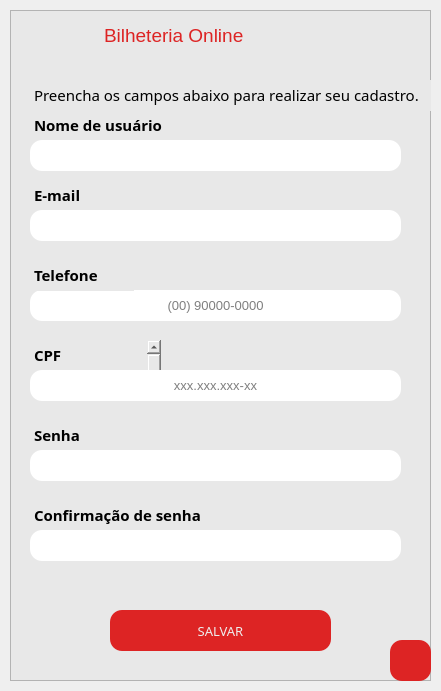
Before: the Qt Designer form telas/tela_cadastroCliente.ui in ClaraFontes/bilheteria-digital, drawn with Qt 5.
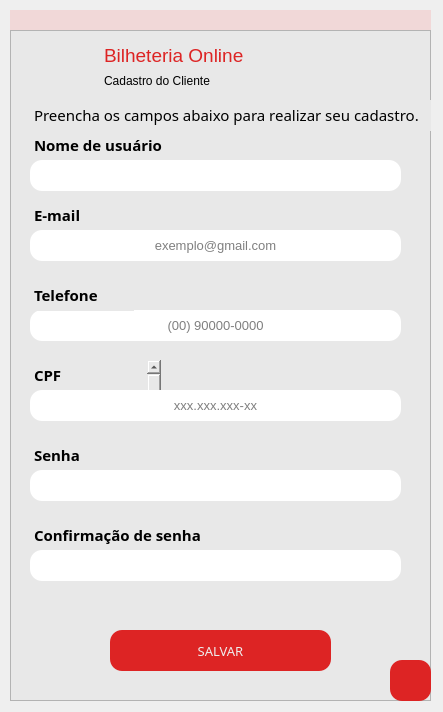
After: the same form once the commit is applied. Icons and pictures are not drawn.

Commit message: edição nas telas de cadastro.

The edit to the form file:
```diff
--- a/telas/tela_cadastroCliente.ui
+++ b/telas/tela_cadastroCliente.ui
@@ -6,8 +6,8 @@
    <rect>
     <x>0</x>
     <y>0</y>
-    <width>441</width>
-    <height>691</height>
+    <width>443</width>
+    <height>712</height>
    </rect>
   </property>
   <property name="windowTitle">
@@ -17,7 +17,7 @@
    <property name="geometry">
     <rect>
      <x>10</x>
-     <y>10</y>
+     <y>30</y>
      <width>421</width>
      <height>671</height>
     </rect>
@@ -112,30 +112,10 @@
      <string>&lt;!DOCTYPE HTML PUBLIC &quot;-//W3C//DTD HTML 4.0//EN&quot; &quot;http://www.w3.org/TR/REC-html40/strict.dtd&quot;&gt;
 &lt;html&gt;&lt;head&gt;&lt;meta name=&quot;qrichtext&quot; content=&quot;1&quot; /&gt;&lt;style type=&quot;text/css&quot;&gt;
 p, li { white-space: pre-wrap; }
-&lt;/style&gt;&lt;/head&gt;&lt;body style=&quot; font-family:'Arial Rounded MT Bold'; font-size:7.8pt; font-weight:400; font-style:normal;&quot;&gt;
+&lt;/style&gt;&lt;/head&gt;&lt;body style=&quot; font-family:'Arial Rounded MT Bold'; font-size:8.25pt; font-weight:400; font-style:normal;&quot;&gt;
 &lt;p style=&quot; margin-top:0px; margin-bottom:0px; margin-left:0px; margin-right:0px; -qt-block-indent:0; text-indent:0px;&quot;&gt;&lt;span style=&quot; font-family:'MS Shell Dlg 2'; font-size:11pt;&quot;&gt;Preencha os campos abaixo para realizar seu cadastro.&lt;/span&gt;&lt;/p&gt;&lt;/body&gt;&lt;/html&gt;</string>
     </property>
    </widget>
-   <widget class="QTextEdit" name="texto_erro2">
-    <property name="geometry">
-     <rect>
-      <x>70</x>
-      <y>560</y>
-      <width>291</width>
-      <height>31</height>
-     </rect>
-    </property>
-    <property name="styleSheet">
-     <string notr="true">border: none;</string>
-    </property>
-    <property name="html">
-     <string>&lt;!DOCTYPE HTML PUBLIC &quot;-//W3C//DTD HTML 4.0//EN&quot; &quot;http://www.w3.org/TR/REC-html40/strict.dtd&quot;&gt;
-&lt;html&gt;&lt;head&gt;&lt;meta name=&quot;qrichtext&quot; content=&quot;1&quot; /&gt;&lt;style type=&quot;text/css&quot;&gt;
-p, li { white-space: pre-wrap; }
-&lt;/style&gt;&lt;/head&gt;&lt;body style=&quot; font-family:'MS Shell Dlg 2'; font-size:7.8pt; font-weight:400; font-style:normal;&quot;&gt;
-&lt;p style=&quot;-qt-paragraph-type:empty; margin-top:0px; margin-bottom:0px; margin-left:0px; margin-right:0px; -qt-block-indent:0; text-indent:0px; font-size:8.25pt;&quot;&gt;&lt;br /&gt;&lt;/p&gt;&lt;/body&gt;&lt;/html&gt;</string>
-    </property>
-   </widget>
    <widget class="QTextEdit" name="texto_erro">
     <property name="geometry">
      <rect>
@@ -152,8 +132,8 @@
      <string>&lt;!DOCTYPE HTML PUBLIC &quot;-//W3C//DTD HTML 4.0//EN&quot; &quot;http://www.w3.org/TR/REC-html40/strict.dtd&quot;&gt;
 &lt;html&gt;&lt;head&gt;&lt;meta name=&quot;qrichtext&quot; content=&quot;1&quot; /&gt;&lt;style type=&quot;text/css&quot;&gt;
 p, li { white-space: pre-wrap; }
-&lt;/style&gt;&lt;/head&gt;&lt;body style=&quot; font-family:'MS Shell Dlg 2'; font-size:7.8pt; font-weight:400; font-style:normal;&quot;&gt;
-&lt;p style=&quot;-qt-paragraph-type:empty; margin-top:0px; margin-bottom:0px; margin-left:0px; margin-right:0px; -qt-block-indent:0; text-indent:0px; font-size:8.25pt;&quot;&gt;&lt;br /&gt;&lt;/p&gt;&lt;/body&gt;&lt;/html&gt;</string>
+&lt;/style&gt;&lt;/head&gt;&lt;body style=&quot; font-family:'MS Shell Dlg 2'; font-size:8.25pt; font-weight:400; font-style:normal;&quot;&gt;
+&lt;p style=&quot;-qt-paragraph-type:empty; margin-top:0px; margin-bottom:0px; margin-left:0px; margin-right:0px; -qt-block-indent:0; text-indent:0px;&quot;&gt;&lt;br /&gt;&lt;/p&gt;&lt;/body&gt;&lt;/html&gt;</string>
     </property>
    </widget>
    <widget class="QLineEdit" name="box_insertUsuario">
@@ -200,7 +180,7 @@
      <string>&lt;!DOCTYPE HTML PUBLIC &quot;-//W3C//DTD HTML 4.0//EN&quot; &quot;http://www.w3.org/TR/REC-html40/strict.dtd&quot;&gt;
 &lt;html&gt;&lt;head&gt;&lt;meta name=&quot;qrichtext&quot; content=&quot;1&quot; /&gt;&lt;style type=&quot;text/css&quot;&gt;
 p, li { white-space: pre-wrap; }
-&lt;/style&gt;&lt;/head&gt;&lt;body style=&quot; font-family:'Arial Rounded MT Bold'; font-size:7.8pt; font-weight:400; font-style:normal;&quot;&gt;
+&lt;/style&gt;&lt;/head&gt;&lt;body style=&quot; font-family:'Arial Rounded MT Bold'; font-size:8.25pt; font-weight:400; font-style:normal;&quot;&gt;
 &lt;p style=&quot; margin-top:0px; margin-bottom:0px; margin-left:0px; margin-right:0px; -qt-block-indent:0; text-indent:0px;&quot;&gt;&lt;span style=&quot; font-family:'MS Shell Dlg 2'; font-size:11pt; font-weight:600;&quot;&gt;Nome de usuário&lt;/span&gt;&lt;/p&gt;&lt;/body&gt;&lt;/html&gt;</string>
     </property>
    </widget>
@@ -225,7 +205,7 @@
      <string>&lt;!DOCTYPE HTML PUBLIC &quot;-//W3C//DTD HTML 4.0//EN&quot; &quot;http://www.w3.org/TR/REC-html40/strict.dtd&quot;&gt;
 &lt;html&gt;&lt;head&gt;&lt;meta name=&quot;qrichtext&quot; content=&quot;1&quot; /&gt;&lt;style type=&quot;text/css&quot;&gt;
 p, li { white-space: pre-wrap; }
-&lt;/style&gt;&lt;/head&gt;&lt;body style=&quot; font-family:'Arial Rounded MT Bold'; font-size:7.8pt; font-weight:400; font-style:normal;&quot;&gt;
+&lt;/style&gt;&lt;/head&gt;&lt;body style=&quot; font-family:'Arial Rounded MT Bold'; font-size:8.25pt; font-weight:400; font-style:normal;&quot;&gt;
 &lt;p style=&quot; margin-top:0px; margin-bottom:0px; margin-left:0px; margin-right:0px; -qt-block-indent:0; text-indent:0px;&quot;&gt;&lt;span style=&quot; font-family:'MS Shell Dlg 2'; font-size:11pt; font-weight:600;&quot;&gt;CPF&lt;/span&gt;&lt;/p&gt;
 &lt;p style=&quot;-qt-paragraph-type:empty; margin-top:0px; margin-bottom:0px; margin-left:0px; margin-right:0px; -qt-block-indent:0; text-indent:0px; font-family:'MS Shell Dlg 2'; font-size:11pt; font-weight:600;&quot;&gt;&lt;br /&gt;&lt;/p&gt;&lt;/body&gt;&lt;/html&gt;</string>
     </property>
@@ -247,7 +227,7 @@
      <string>&lt;!DOCTYPE HTML PUBLIC &quot;-//W3C//DTD HTML 4.0//EN&quot; &quot;http://www.w3.org/TR/REC-html40/strict.dtd&quot;&gt;
 &lt;html&gt;&lt;head&gt;&lt;meta name=&quot;qrichtext&quot; content=&quot;1&quot; /&gt;&lt;style type=&quot;text/css&quot;&gt;
 p, li { white-space: pre-wrap; }
-&lt;/style&gt;&lt;/head&gt;&lt;body style=&quot; font-family:'MS Shell Dlg 2'; font-size:7.8pt; font-weight:400; font-style:normal;&quot;&gt;
+&lt;/style&gt;&lt;/head&gt;&lt;body style=&quot; font-family:'MS Shell Dlg 2'; font-size:8.25pt; font-weight:400; font-style:normal;&quot;&gt;
 &lt;p style=&quot; margin-top:0px; margin-bottom:0px; margin-left:0px; margin-right:0px; -qt-block-indent:0; text-indent:0px;&quot;&gt;&lt;span style=&quot; font-size:14pt;&quot;&gt;Bilheteria Online&lt;/span&gt;&lt;/p&gt;&lt;/body&gt;&lt;/html&gt;</string>
     </property>
    </widget>
@@ -273,6 +253,9 @@
     <property name="alignment">
      <set>Qt::AlignCenter</set>
     </property>
+    <property name="placeholderText">
+     <string>exemplo@gmail.com</string>
+    </property>
    </widget>
    <widget class="QLineEdit" name="box_insertTelefone">
     <property name="geometry">
@@ -347,7 +330,7 @@
      <string>&lt;!DOCTYPE HTML PUBLIC &quot;-//W3C//DTD HTML 4.0//EN&quot; &quot;http://www.w3.org/TR/REC-html40/strict.dtd&quot;&gt;
 &lt;html&gt;&lt;head&gt;&lt;meta name=&quot;qrichtext&quot; content=&quot;1&quot; /&gt;&lt;style type=&quot;text/css&quot;&gt;
 p, li { white-space: pre-wrap; }
-&lt;/style&gt;&lt;/head&gt;&lt;body style=&quot; font-family:'Arial Rounded MT Bold'; font-size:7.8pt; font-weight:400; font-style:normal;&quot;&gt;
+&lt;/style&gt;&lt;/head&gt;&lt;body style=&quot; font-family:'Arial Rounded MT Bold'; font-size:8.25pt; font-weight:400; font-style:normal;&quot;&gt;
 &lt;p style=&quot; margin-top:0px; margin-bottom:0px; margin-left:0px; margin-right:0px; -qt-block-indent:0; text-indent:0px;&quot;&gt;&lt;span style=&quot; font-family:'MS Shell Dlg 2'; font-size:11pt; font-weight:600;&quot;&gt;E-mail&lt;/span&gt;&lt;/p&gt;&lt;/body&gt;&lt;/html&gt;</string>
     </property>
    </widget>
@@ -372,7 +355,7 @@
      <string>&lt;!DOCTYPE HTML PUBLIC &quot;-//W3C//DTD HTML 4.0//EN&quot; &quot;http://www.w3.org/TR/REC-html40/strict.dtd&quot;&gt;
 &lt;html&gt;&lt;head&gt;&lt;meta name=&quot;qrichtext&quot; content=&quot;1&quot; /&gt;&lt;style type=&quot;text/css&quot;&gt;
 p, li { white-space: pre-wrap; }
-&lt;/style&gt;&lt;/head&gt;&lt;body style=&quot; font-family:'Arial Rounded MT Bold'; font-size:7.8pt; font-weight:400; font-style:normal;&quot;&gt;
+&lt;/style&gt;&lt;/head&gt;&lt;body style=&quot; font-family:'Arial Rounded MT Bold'; font-size:8.25pt; font-weight:400; font-style:normal;&quot;&gt;
 &lt;p style=&quot; margin-top:0px; margin-bottom:0px; margin-left:0px; margin-right:0px; -qt-block-indent:0; text-indent:0px;&quot;&gt;&lt;span style=&quot; font-family:'MS Shell Dlg 2'; font-size:11pt; font-weight:600;&quot;&gt;Senha&lt;/span&gt;&lt;/p&gt;&lt;/body&gt;&lt;/html&gt;</string>
     </property>
    </widget>
@@ -397,7 +380,7 @@
      <string>&lt;!DOCTYPE HTML PUBLIC &quot;-//W3C//DTD HTML 4.0//EN&quot; &quot;http://www.w3.org/TR/REC-html40/strict.dtd&quot;&gt;
 &lt;html&gt;&lt;head&gt;&lt;meta name=&quot;qrichtext&quot; content=&quot;1&quot; /&gt;&lt;style type=&quot;text/css&quot;&gt;
 p, li { white-space: pre-wrap; }
-&lt;/style&gt;&lt;/head&gt;&lt;body style=&quot; font-family:'Arial Rounded MT Bold'; font-size:7.8pt; font-weight:400; font-style:normal;&quot;&gt;
+&lt;/style&gt;&lt;/head&gt;&lt;body style=&quot; font-family:'Arial Rounded MT Bold'; font-size:8.25pt; font-weight:400; font-style:normal;&quot;&gt;
 &lt;p style=&quot; margin-top:0px; margin-bottom:0px; margin-left:0px; margin-right:0px; -qt-block-indent:0; text-indent:0px;&quot;&gt;&lt;span style=&quot; font-family:'MS Shell Dlg 2'; font-size:11pt; font-weight:600;&quot;&gt;Telefone&lt;/span&gt;&lt;/p&gt;&lt;/body&gt;&lt;/html&gt;</string>
     </property>
    </widget>
@@ -448,7 +431,7 @@
      <string>&lt;!DOCTYPE HTML PUBLIC &quot;-//W3C//DTD HTML 4.0//EN&quot; &quot;http://www.w3.org/TR/REC-html40/strict.dtd&quot;&gt;
 &lt;html&gt;&lt;head&gt;&lt;meta name=&quot;qrichtext&quot; content=&quot;1&quot; /&gt;&lt;style type=&quot;text/css&quot;&gt;
 p, li { white-space: pre-wrap; }
-&lt;/style&gt;&lt;/head&gt;&lt;body style=&quot; font-family:'Arial Rounded MT Bold'; font-size:7.8pt; font-weight:400; font-style:normal;&quot;&gt;
+&lt;/style&gt;&lt;/head&gt;&lt;body style=&quot; font-family:'Arial Rounded MT Bold'; font-size:8.25pt; font-weight:400; font-style:normal;&quot;&gt;
 &lt;p style=&quot; margin-top:0px; margin-bottom:0px; margin-left:0px; margin-right:0px; -qt-block-indent:0; text-indent:0px;&quot;&gt;&lt;span style=&quot; font-family:'MS Shell Dlg 2'; font-size:11pt; font-weight:600;&quot;&gt;Confirmação de senha&lt;/span&gt;&lt;/p&gt;&lt;/body&gt;&lt;/html&gt;</string>
     </property>
    </widget>
@@ -525,6 +508,50 @@
      </size>
     </property>
    </widget>
+   <widget class="QLineEdit" name="textoErro">
+    <property name="geometry">
+     <rect>
+      <x>80</x>
+      <y>560</y>
+      <width>271</width>
+      <height>31</height>
+     </rect>
+    </property>
+    <property name="styleSheet">
+     <string notr="true">border: none;</string>
+    </property>
+    <property name="alignment">
+     <set>Qt::AlignCenter</set>
+    </property>
+   </widget>
+   <widget class="QTextEdit" name="textEdit">
+    <property name="geometry">
+     <rect>
+      <x>90</x>
+      <y>40</y>
+      <width>171</width>
+      <height>31</height>
+     </rect>
+    </property>
+    <property name="font">
+     <font>
+      <family>Arial</family>
+     </font>
+    </property>
+    <property name="styleSheet">
+     <string notr="true">border: none;
+font-family: Arial;
+
+</string>
+    </property>
+    <property name="html">
+     <string>&lt;!DOCTYPE HTML PUBLIC &quot;-//W3C//DTD HTML 4.0//EN&quot; &quot;http://www.w3.org/TR/REC-html40/strict.dtd&quot;&gt;
+&lt;html&gt;&lt;head&gt;&lt;meta name=&quot;qrichtext&quot; content=&quot;1&quot; /&gt;&lt;style type=&quot;text/css&quot;&gt;
+p, li { white-space: pre-wrap; }
+&lt;/style&gt;&lt;/head&gt;&lt;body style=&quot; font-family:'Arial'; font-size:8.25pt; font-weight:400; font-style:normal;&quot;&gt;
+&lt;p style=&quot; margin-top:0px; margin-bottom:0px; margin-left:0px; margin-right:0px; -qt-block-indent:0; text-indent:0px;&quot;&gt;&lt;span style=&quot; font-family:'MS Shell Dlg 2'; font-size:9pt;&quot;&gt;Cadastro do Cliente&lt;/span&gt;&lt;/p&gt;&lt;/body&gt;&lt;/html&gt;</string>
+    </property>
+   </widget>
    <zorder>texto_infoCliente</zorder>
    <zorder>texto_emailCliente</zorder>
    <zorder>texto_cpfCliente</zorder>
@@ -544,6 +571,34 @@
    <zorder>texto_confirmaSenhaCliente</zorder>
    <zorder>box_confirmaSenha_2</zorder>
    <zorder>bt_voltarCliente</zorder>
+   <zorder>textoErro</zorder>
+   <zorder>textEdit</zorder>
+  </widget>
+  <widget class="QLineEdit" name="erro2">
+   <property name="geometry">
+    <rect>
+     <x>10</x>
+     <y>10</y>
+     <width>421</width>
+     <height>20</height>
+    </rect>
+   </property>
+   <property name="font">
+    <font>
+     <family>Arial Unicode MS</family>
+     <pointsize>9</pointsize>
+     <weight>75</weight>
+     <italic>true</italic>
+     <bold>true</bold>
+    </font>
+   </property>
+   <property name="styleSheet">
+    <string notr="true">border: none;
+background-color:rgba(255,0,0,0.1)</string>
+   </property>
+   <property name="alignment">
+    <set>Qt::AlignCenter</set>
+   </property>
   </widget>
  </widget>
  <resources/>
```
Left out of the diff: 25 changed lines with no effect on the pictures. The commit also changes 1 other file.
